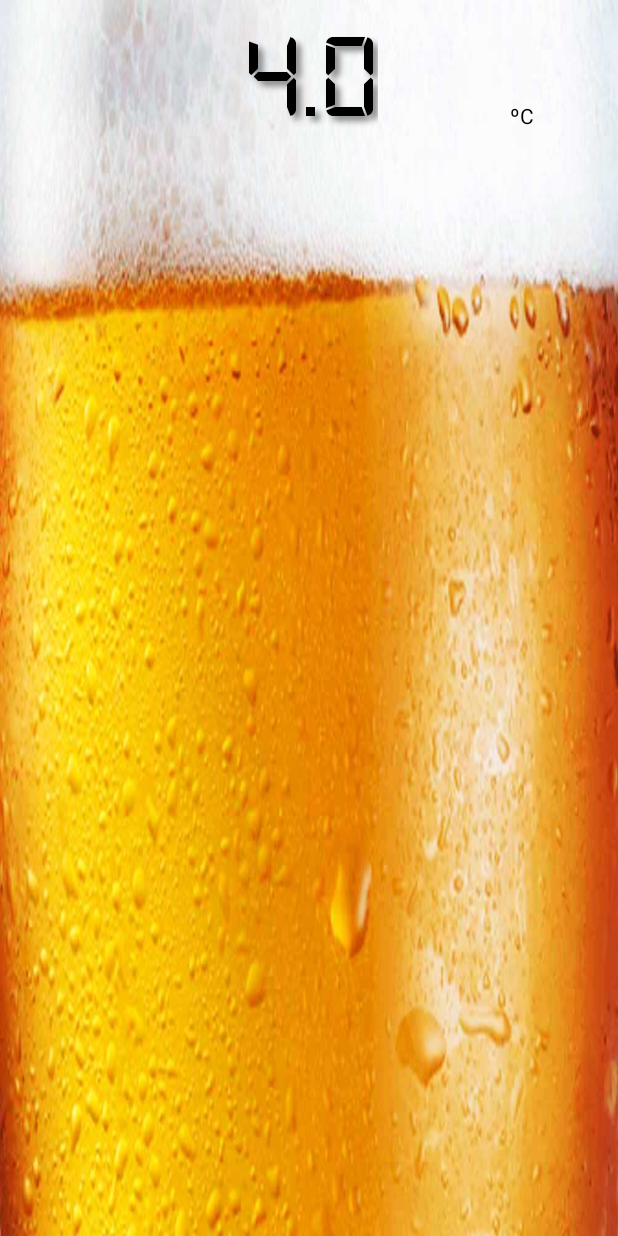
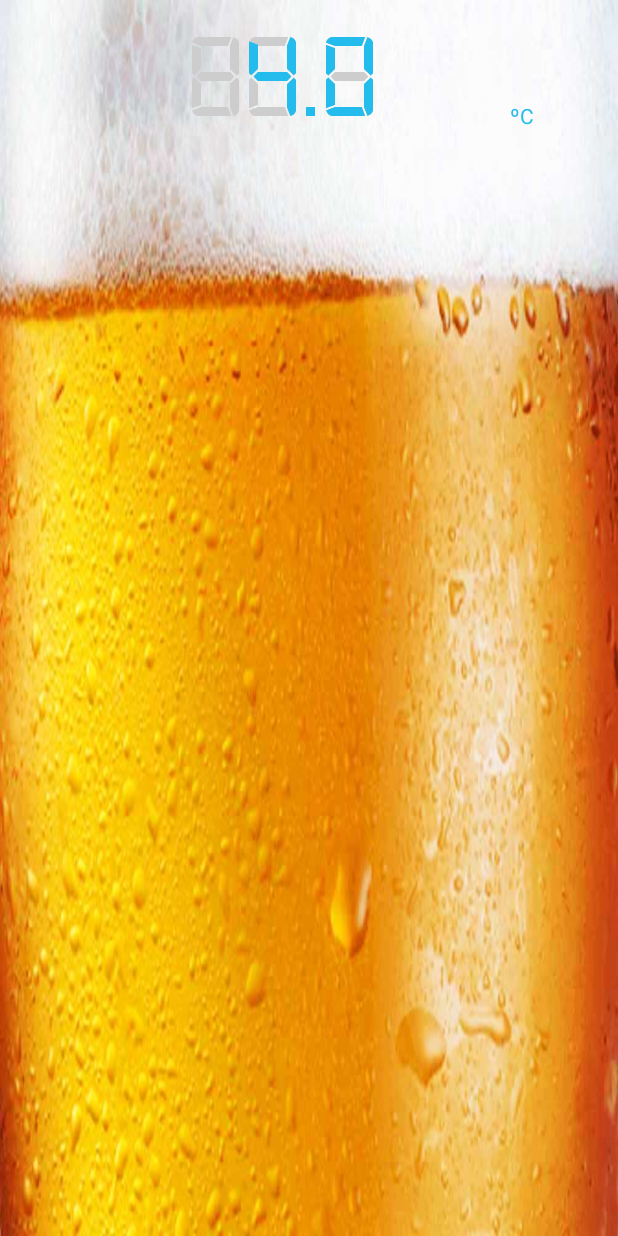
Before and after one commit to robertoconceicao/icebeer, an Android app: the screen it shows after launch (MainActivity), on a phone screen of 412 x 824 dp. Run offline under Robolectric (Android 15) with nearby library versions, the phone set to English and light mode, and no system bars.

Commit message:
Add botao testar conexao + styles botao e background

```diff
--- a/app/build.gradle
+++ b/app/build.gradle
@@ -24,4 +24,5 @@ dependencies {
     testCompile 'junit:junit:4.12'
     compile 'com.android.support:appcompat-v7:23.1.1'
     compile 'com.android.support:support-v4:23.1.1'
+    compile 'com.google.android.gms:play-services:8.4.0'
 }
--- a/app/src/main/AndroidManifest.xml
+++ b/app/src/main/AndroidManifest.xml
@@ -2,13 +2,15 @@
 <manifest xmlns:android="http://schemas.android.com/apk/res/android"
     package="br.com.projeto.icebeer">
 
+    <!-- To access Google+ APIs: -->
+    <uses-permission android:name="android.permission.INTERNET" />
+
     <application
         android:allowBackup="true"
         android:icon="@mipmap/ic_launcher"
+        android:label="@string/app_name"
         android:supportsRtl="true"
-        android:label="@string/app_name"
         android:theme="@style/Theme.AppCompat.NoActionBar">
-
         <activity android:name=".MainActivity">
             <intent-filter>
                 <action android:name="android.intent.action.MAIN" />
--- a/app/src/main/java/br/com/projeto/icebeer/MainFragment.java
+++ b/app/src/main/java/br/com/projeto/icebeer/MainFragment.java
@@ -15,12 +15,10 @@
  */
 package br.com.projeto.icebeer;
 
-import android.graphics.Color;
 import android.graphics.Typeface;
 import android.os.Bundle;
 import android.os.Handler;
 import android.support.v4.app.Fragment;
-import android.util.TypedValue;
 import android.view.LayoutInflater;
 import android.view.Menu;
 import android.view.MenuInflater;
@@ -83,6 +81,12 @@ public class MainFragment extends Fragment {
             }
             return true;
         }
+
+        if (id == R.id.action_test) {
+            TestConexaoFragment tcf = new TestConexaoFragment();
+            getFragmentManager().beginTransaction().add(R.id.container, tcf).commit();
+        }
+
         return super.onOptionsItemSelected(item);
     }
 
@@ -103,16 +107,21 @@ public class MainFragment extends Fragment {
         if(--temperatura < -5){
             temperatura = 5.0;
         }
+        Typeface tf = Typeface.createFromAsset(getActivity().getAssets(), "fonts/digital-7.ttf");
+
         TextView tx = (TextView) getActivity().findViewById(R.id.txtTemperatura);
         tx.setText(String.valueOf(temperatura));
-        //tx.setText("000");
-        tx.setAllCaps(true);
-        tx.setTextSize(TypedValue.COMPLEX_UNIT_DIP, 45);
-        tx.setShadowLayer(5, 5, 5, Color.GRAY);
+        //tx.setAllCaps(true);
+        //tx.setTextSize(TypedValue.COMPLEX_UNIT_DIP, 45);
+        //tx.setShadowLayer(5, 5, 5, Color.GRAY);
         tx.setTextSize(80);
+        tx.setTypeface(tf);
 
-        Typeface tf = Typeface.createFromAsset(getActivity().getAssets(), "fonts/digital-7.ttf");
-        tx.setTypeface(tf);
+        TextView sw = (TextView) getActivity().findViewById(R.id.shadowTemperatura);
+        sw.setText("88.8");
+        sw.setTextSize(80);
+
+        sw.setTypeface(tf);
     }
 
     @Override
--- /dev/null
+++ b/app/src/main/res/drawable/botao.xml
@@ -0,0 +1,6 @@
+<?xml version="1.0" encoding="utf-8"?>
+<selector xmlns:android="http://schemas.android.com/apk/res/android">
+    <item android:state_pressed="true" android:drawable="@drawable/botaoselecionado" />
+    <item android:state_focused="true" android:drawable="@drawable/botaofoco" />
+    <item android:drawable="@drawable/botaonormal" />
+</selector>
--- a/app/src/main/res/layout/fragment_main.xml
+++ b/app/src/main/res/layout/fragment_main.xml
@@ -17,6 +17,18 @@
         android:paddingRight="16dp">
 
         <TextView
+            android:id="@+id/shadowTemperatura"
+            android:layout_width="220dp"
+            android:layout_height="wrap_content"
+            android:layout_alignParentLeft="true"
+            android:gravity="right"
+            android:textSize="80dp"
+            android:editable="false"
+            android:focusable="false"
+            android:fontFamily="sans-serif-condensed"
+            android:textColor="#CDCDCD" />
+
+        <TextView
             android:id="@+id/txtTemperatura"
             android:layout_width="220dp"
             android:layout_height="wrap_content"
@@ -26,7 +38,7 @@
             android:editable="false"
             android:focusable="false"
             android:fontFamily="sans-serif-condensed"
-            android:textColor="#000000" />
+            android:textColor="#24bbed" />
 
         <TextView
             android:id="@+id/txtGrau"
@@ -38,7 +50,7 @@
             android:layout_alignParentEnd="true"
             android:editable="false"
             android:focusable="false"
-            android:textColor="#000000" />
+            android:textColor="#24bbed" />
 
     </RelativeLayout>
 </FrameLayout>
--- a/app/src/main/res/layout/fragment_splash.xml
+++ b/app/src/main/res/layout/fragment_splash.xml
@@ -3,7 +3,7 @@
     xmlns:tools="http://schemas.android.com/tools"
     android:layout_width="fill_parent"
     android:layout_height="fill_parent"
-    android:background="#7cdaff"
+    android:background="@drawable/degrade_radial"
     tools:context=".MainActivity$FragmentSplash">
 
     <LinearLayout xmlns:android="http://schemas.android.com/apk/res/android"
--- a/app/src/main/res/menu/mainfragment.xml
+++ b/app/src/main/res/menu/mainfragment.xml
@@ -4,5 +4,9 @@
     xmlns:app="http://schemas.android.com/apk/res-auto">
     <item android:id="@+id/action_refresh"
         android:title="@string/action_refresh"
-        app:showAsAction="never" />
+        app:showAsAction="never"/>
+
+    <item android:id="@+id/action_test"
+        android:title="@string/teste_conexao"
+        app:showAsAction="never"/>
 </menu>
--- a/app/src/main/res/values/strings.xml
+++ b/app/src/main/res/values/strings.xml
@@ -13,4 +13,7 @@
 
     <!-- TODO: Remove or change this placeholder text -->
     <string name="hello_blank_fragment">Hello blank fragment</string>
+    <string name="default_url">http://soft031-117:8080/saff/</string>
+    <string name="bt_testar">Testar Conexão</string>
+    <string name="teste_conexao">Teste Conexão</string>
 </resources>
```
Also changed, not shown: app/src/main/java/br/com/projeto/icebeer/TestConexaoFragment.java (added, +97 -0 lines), app/src/main/res/drawable/botaofoco.xml (added, +19 -0 lines), app/src/main/res/drawable/botaonormal.xml (added, +19 -0 lines), app/src/main/res/drawable/botaoselecionado.xml (added, +19 -0 lines), app/src/main/res/drawable/degrade_radial.xml (added, +8 -0 lines), app/src/main/res/layout/fragment_test_conexao.xml (added, +36 -0 lines).
